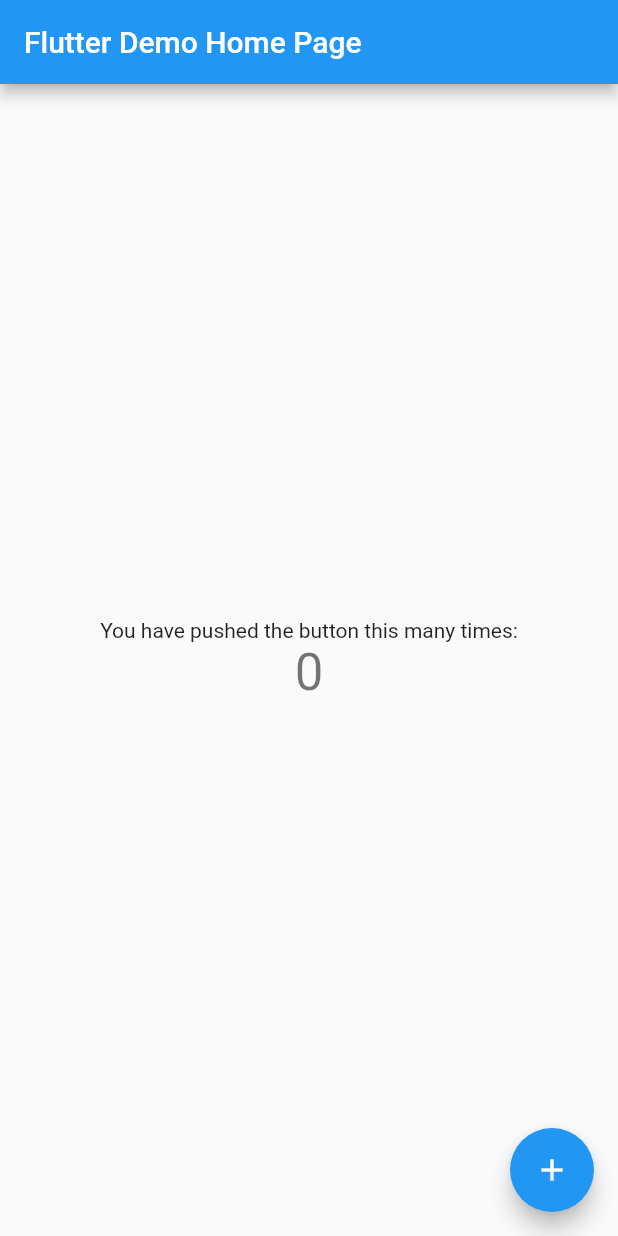
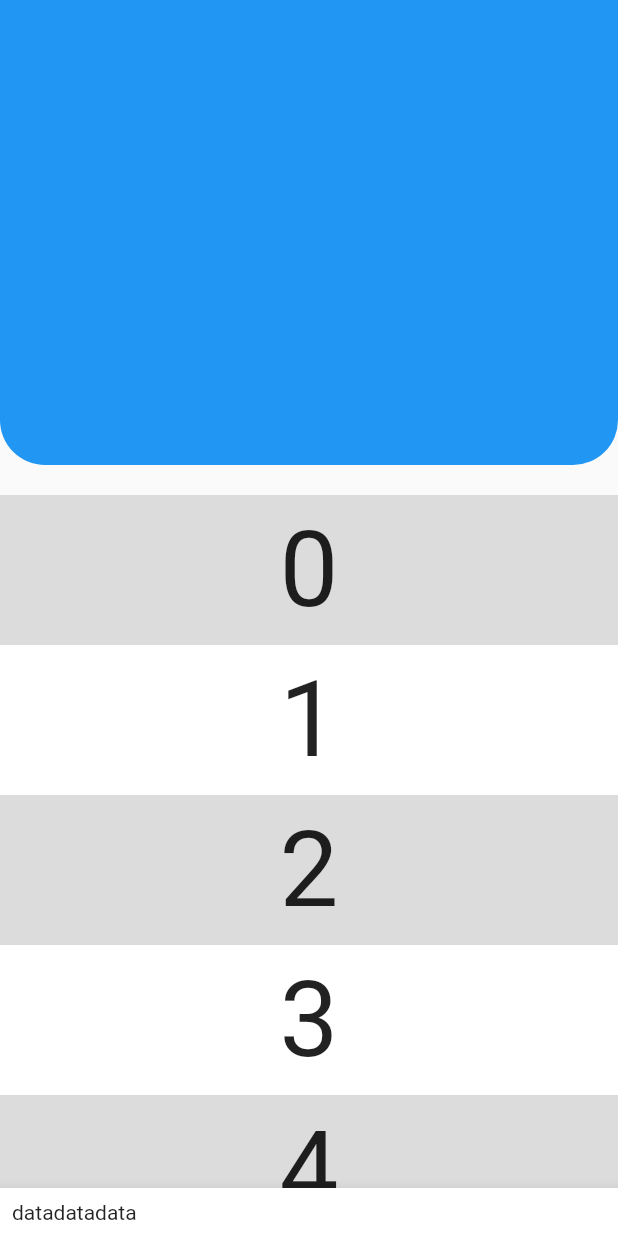
Before and after one commit to Riadhchibani/checkOut, a Flutter app: the screen it shows after launch, on a phone screen of 412 x 824 dp. Run offline on Flutter 3.47's test engine with Material 2 defaults, Android fonts, the phone set to English and light mode, and no system bars.

Commit message:
began with homePage

```diff
--- /dev/null
+++ b/lib/homePage.dart/homePage.dart
@@ -0,0 +1,114 @@
+import 'package:flutter/material.dart';
+
+class HomePage extends StatefulWidget {
+  const HomePage({Key? key}) : super(key: key);
+
+  @override
+  State<HomePage> createState() => _MyStatefulWidgetState();
+}
+
+class _MyStatefulWidgetState extends State<HomePage> {
+  @override
+  Widget build(BuildContext context) {
+    return Scaffold(
+        body: CustomScrollView(
+          slivers: <Widget>[
+            SliverAppBar(
+              shape: RoundedRectangleBorder(
+                borderRadius: BorderRadius.vertical(
+                  bottom: Radius.circular(30),
+                ),
+              ),
+              toolbarHeight: 150,
+              pinned: true,
+              snap: false,
+              floating: false,
+              expandedHeight: 310.0,
+              flexibleSpace: FlexibleSpaceBar(),
+            ),
+            SliverToBoxAdapter(
+              child: SizedBox(
+                height: 20,
+                child: Center(),
+              ),
+            ),
+            SliverList(
+              delegate: SliverChildBuilderDelegate(
+                (BuildContext context, int index) {
+                  return Container(
+                    color: index.isOdd ? Colors.white : Colors.black12,
+                    height: 100.0,
+                    child: Center(
+                      child: Text('$index', textScaleFactor: 5),
+                    ),
+                  );
+                },
+                childCount: 20,
+              ),
+            ),
+          ],
+        ),
+        bottomNavigationBar: BottomAppBar(
+          child: Padding(
+            padding: const EdgeInsets.all(8),
+            child: OverflowBar(
+                children: [Text("data"), Text("data"), Text("data")]),
+          ),
+        ));
+  }
+}
+/*
+
+
+
+        appBar: AppBar(
+          title: Text("Welcome"),
+        ),
+        body: NestedScrollView(
+          slivers: <Widget>[
+            SliverAppBar(
+                shadowColor: Colors.black,
+                pinned: true,
+                snap: false,
+                floating: false,
+                expandedHeight: 370.0,
+                leading: CircleAvatar(
+                  backgroundColor: Colors.red,
+                )
+                flexibleSpace: FlexibleSpaceBar(
+                title: Center(),
+                background: Container(
+                  height: 1500,
+                ),
+              ),
+                ),
+            const SliverToBoxAdapter(
+              child: SizedBox(
+                height: 20,
+                child: Center(),
+              ),
+            ),
+            SliverList(
+              delegate: SliverChildBuilderDelegate(
+                (BuildContext context, int index) {
+                  return Container(
+                    color: index.isOdd ? Colors.white : Colors.black12,
+                    height: 100.0,
+                    child: Center(
+                      child: Text('$index', textScaleFactor: 5),
+                    ),
+                  );
+                },
+                childCount: 20,
+              ),
+            ),
+          ],
+        ),
+        bottomNavigationBar: BottomAppBar(
+          child: Padding(
+            padding: const EdgeInsets.all(8),
+            child: OverflowBar(
+                children: [Text("data"), Text("data"), Text("data")]),
+          ),
+        )
+ */
--- a/lib/main.dart
+++ b/lib/main.dart
@@ -1,113 +1,19 @@
 import 'package:flutter/material.dart';
+
+import 'homePage.dart/homePage.dart';
 
 void main() {
   runApp(MyApp());
 }
 
 class MyApp extends StatelessWidget {
-  // This widget is the root of your application.
   @override
   Widget build(BuildContext context) {
     return MaterialApp(
-      title: 'Flutter Demo',
-      theme: ThemeData(
-        // This is the theme of your application.
-        //
-        // Try running your application with "flutter run". You'll see the
-        // application has a blue toolbar. Then, without quitting the app, try
-        // changing the primarySwatch below to Colors.green and then invoke
-        // "hot reload" (press "r" in the console where you ran "flutter run",
-        // or simply save your changes to "hot reload" in a Flutter IDE).
-        // Notice that the counter didn't reset back to zero; the application
-        // is not restarted.
-        primarySwatch: Colors.blue,
-      ),
-      home: MyHomePage(title: 'Flutter Demo Home Page'),
+      debugShowCheckedModeBanner: false,
+      title: 'app',
+      theme: new ThemeData(),
+      home: new HomePage(),
     );
   }
 }
-
-class MyHomePage extends StatefulWidget {
-  MyHomePage({Key? key, required this.title}) : super(key: key);
-
-  // This widget is the home page of your application. It is stateful, meaning
-  // that it has a State object (defined below) that contains fields that affect
-  // how it looks.
-
-  // This class is the configuration for the state. It holds the values (in this
-  // case the title) provided by the parent (in this case the App widget) and
-  // used by the build method of the State. Fields in a Widget subclass are
-  // always marked "final".
-
-  final String title;
-
-  @override
-  _MyHomePageState createState() => _MyHomePageState();
-}
-
-class _MyHomePageState extends State<MyHomePage> {
-  int _counter = 0;
-
-  void _incrementCounter() {
-    setState(() {
-      // This call to setState tells the Flutter framework that something has
-      // changed in this State, which causes it to rerun the build method below
-      // so that the display can reflect the updated values. If we changed
-      // _counter without calling setState(), then the build method would not be
-      // called again, and so nothing would appear to happen.
-      _counter++;
-    });
-  }
-
-  @override
-  Widget build(BuildContext context) {
-    // This method is rerun every time setState is called, for instance as done
-    // by the _incrementCounter method above.
-    //
-    // The Flutter framework has been optimized to make rerunning build methods
-    // fast, so that you can just rebuild anything that needs updating rather
-    // than having to individually change instances of widgets.
-    return Scaffold(
-      appBar: AppBar(
-        // Here we take the value from the MyHomePage object that was created by
-        // the App.build method, and use it to set our appbar title.
-        title: Text(widget.title),
-      ),
-      body: Center(
-        // Center is a layout widget. It takes a single child and positions it
-        // in the middle of the parent.
-        child: Column(
-          // Column is also a layout widget. It takes a list of children and
-          // arranges them vertically. By default, it sizes itself to fit its
-          // children horizontally, and tries to be as tall as its parent.
-          //
-          // Invoke "debug painting" (press "p" in the console, choose the
-          // "Toggle Debug Paint" action from the Flutter Inspector in Android
-          // Studio, or the "Toggle Debug Paint" command in Visual Studio Code)
-          // to see the wireframe for each widget.
-          //
-          // Column has various properties to control how it sizes itself and
-          // how it positions its children. Here we use mainAxisAlignment to
-          // center the children vertically; the main axis here is the vertical
-          // axis because Columns are vertical (the cross axis would be
-          // horizontal).
-          mainAxisAlignment: MainAxisAlignment.center,
-          children: <Widget>[
-            Text(
-              'You have pushed the button this many times:',
-            ),
-            Text(
-              '$_counter',
-              style: Theme.of(context).textTheme.headline4,
-            ),
-          ],
-        ),
-      ),
-      floatingActionButton: FloatingActionButton(
-        onPressed: _incrementCounter,
-        tooltip: 'Increment',
-        child: Icon(Icons.add),
-      ), // This trailing comma makes auto-formatting nicer for build methods.
-    );
-  }
-}
```
Also changed, not shown: 2 other files.
